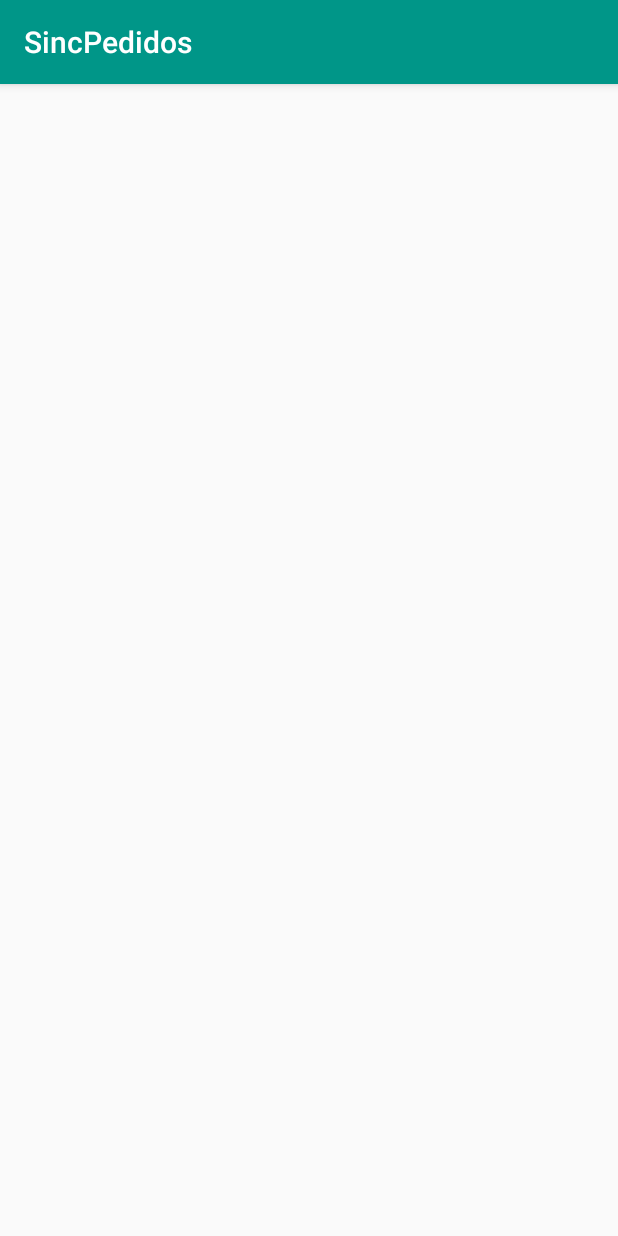
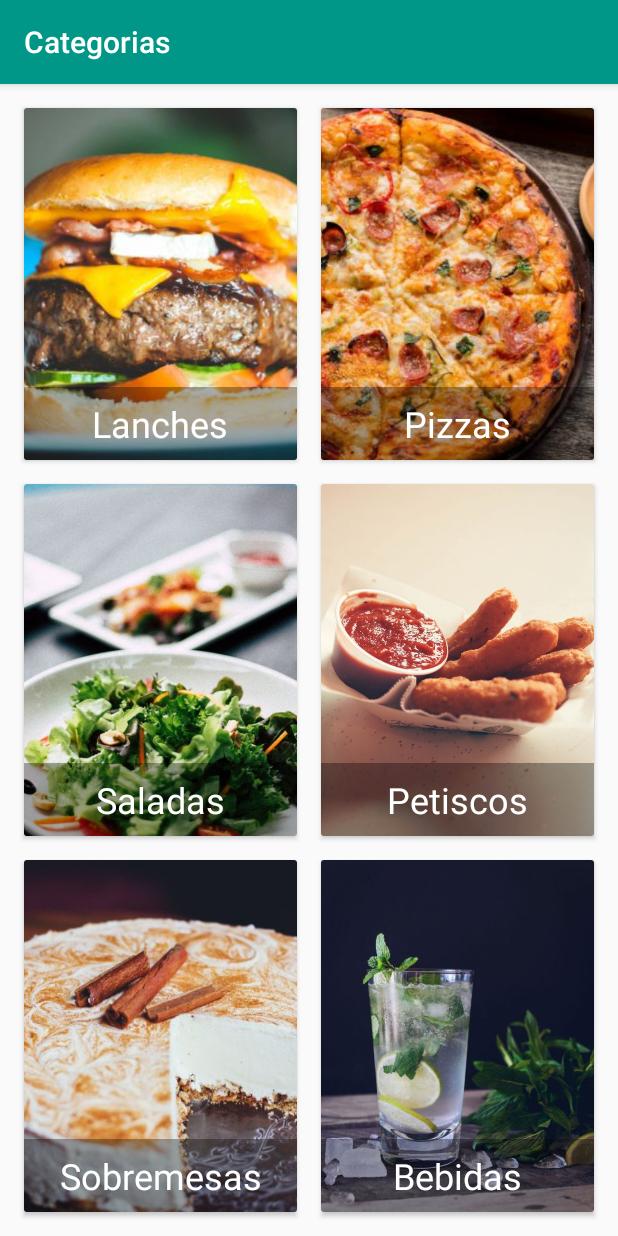
Before and after one commit to FelipeGaleote/AndroidRestaurante, an Android app: the MainActivity screen opened directly, with no data from a screen before it, on a phone screen of 412 x 824 dp. Run offline under Robolectric (Android 15) with nearby library versions, the phone set to English and light mode, and no system bars.

Commit message:
Implementa a parte visual da tela principal, onde as categorias são exibidas

```diff
--- a/app/build.gradle
+++ b/app/build.gradle
@@ -41,6 +41,8 @@ dependencies {
     implementation "com.google.dagger:dagger:$versao_dagger"
     annotationProcessor "com.google.dagger:dagger-compiler:$versao_dagger"
     implementation "com.android.support:design:$versao_appcompat"
+    implementation "com.android.support:cardview-v7:$versao_appcompat"
+    implementation "com.android.support:gridlayout-v7:$versao_appcompat"
     implementation "com.jakewharton:butterknife:$versao_butterknife"
     annotationProcessor "com.jakewharton:butterknife-compiler:$versao_butterknife"
 }
--- /dev/null
+++ b/app/src/main/java/com/perrest/restaurante/sincpedidos/domain/util/Constants.java
@@ -0,0 +1,8 @@
+package com.perrest.restaurante.sincpedidos.domain.util;
+
+public class Constants {
+
+    public enum Category {
+        PIZZA, BURGERS, SALADS, SNACKS, DESSERTS, DRINKS
+    }
+}
--- a/app/src/main/java/com/perrest/restaurante/sincpedidos/presentation/activity/MainActivity.java
+++ b/app/src/main/java/com/perrest/restaurante/sincpedidos/presentation/activity/MainActivity.java
@@ -1,14 +1,31 @@
 package com.perrest.restaurante.sincpedidos.presentation.activity;
 
+import android.os.Bundle;
 import android.support.v7.app.AppCompatActivity;
-import android.os.Bundle;
+
 import com.perrest.restaurante.sincpedidos.R;
+import com.perrest.restaurante.sincpedidos.domain.util.Constants;
+import com.perrest.restaurante.sincpedidos.presentation.fragment.CategoriesFragment;
 
-public class MainActivity extends AppCompatActivity {
+public class MainActivity extends AppCompatActivity implements CategoriesFragment.OnCategorySelectedListener {
 
     @Override
     protected void onCreate(Bundle savedInstanceState) {
         super.onCreate(savedInstanceState);
         setContentView(R.layout.activity_main);
+
+        CategoriesFragment categoriesFragment = new CategoriesFragment();
+
+        android.support.v4.app.FragmentTransaction fragmentTransaction = getSupportFragmentManager().beginTransaction();
+        fragmentTransaction.add(R.id.fragment_placeholder, categoriesFragment);
+        fragmentTransaction.commit();
+
+        if(getSupportActionBar() != null)
+            getSupportActionBar().setTitle(R.string.categories);
+    }
+
+    @Override
+    public void onCategorySelected(Constants.Category category) {
+
     }
 }
--- /dev/null
+++ b/app/src/main/java/com/perrest/restaurante/sincpedidos/presentation/fragment/CategoriesFragment.java
@@ -0,0 +1,31 @@
+package com.perrest.restaurante.sincpedidos.presentation.fragment;
+
+
+import android.os.Bundle;
+import android.support.v4.app.Fragment;
+import android.view.LayoutInflater;
+import android.view.View;
+import android.view.ViewGroup;
+
+import com.perrest.restaurante.sincpedidos.R;
+import com.perrest.restaurante.sincpedidos.domain.util.Constants;
+
+/**
+ * A simple {@link Fragment} subclass.
+ */
+public class CategoriesFragment extends Fragment {
+
+    public interface OnCategorySelectedListener {
+        public void onCategorySelected(Constants.Category category);
+    }
+
+    public CategoriesFragment() {}
+
+    @Override
+    public View onCreateView(LayoutInflater inflater, ViewGroup container,
+                             Bundle savedInstanceState) {
+        View view = inflater.inflate(R.layout.fragment_categories, container, false);
+        return view;
+    }
+
+}
--- a/app/src/main/res/layout/activity_main.xml
+++ b/app/src/main/res/layout/activity_main.xml
@@ -1,9 +1,14 @@
 <?xml version="1.0" encoding="utf-8"?>
 <android.support.constraint.ConstraintLayout xmlns:android="http://schemas.android.com/apk/res/android"
-    xmlns:app="http://schemas.android.com/apk/res-auto"
     xmlns:tools="http://schemas.android.com/tools"
     android:layout_width="match_parent"
     android:layout_height="match_parent"
     tools:context=".presentation.activity.MainActivity">
 
+    <FrameLayout
+        android:id="@+id/fragment_placeholder"
+        android:layout_width="match_parent"
+        android:layout_height="match_parent">
+    </FrameLayout>
+
 </android.support.constraint.ConstraintLayout>
--- /dev/null
+++ b/app/src/main/res/layout/fragment_categories.xml
@@ -0,0 +1,155 @@
+<?xml version="1.0" encoding="utf-8"?>
+<FrameLayout xmlns:android="http://schemas.android.com/apk/res/android"
+    xmlns:tools="http://schemas.android.com/tools"
+    android:layout_width="match_parent"
+    android:layout_height="match_parent"
+    xmlns:app="http://schemas.android.com/apk/res-auto"
+    tools:context=".presentation.fragment.CategoriesFragment">
+    <android.support.v7.widget.GridLayout
+        app:rowCount="3"
+        app:columnCount="2"
+        android:layout_width="match_parent"
+        android:layout_height="match_parent"
+        android:layout_margin="8dp">
+
+        <android.support.v7.widget.CardView
+            android:layout_width="0dp"
+            android:layout_height="0dp"
+            android:layout_margin="8dp"
+            app:layout_columnWeight="1"
+            app:layout_rowWeight="1">
+            <ImageView
+                android:layout_width="match_parent"
+                android:layout_height="match_parent"
+                android:scaleType="centerCrop"
+                android:src="@drawable/img_burgers"/>
+            <TextView
+                android:layout_width="match_parent"
+                android:layout_height="wrap_content"
+                android:padding="8dp"
+                android:layout_gravity="bottom"
+                android:gravity="center_horizontal"
+                android:background="#55000000"
+                android:textSize="24sp"
+                android:textColor="@color/colorTextIcons"
+                android:text="@string/burgers"/>
+        </android.support.v7.widget.CardView>
+
+        <android.support.v7.widget.CardView
+            android:layout_width="0dp"
+            android:layout_height="0dp"
+            android:layout_margin="8dp"
+            app:layout_columnWeight="1"
+            app:layout_rowWeight="1">
+            <ImageView
+                android:layout_width="match_parent"
+                android:layout_height="match_parent"
+                android:scaleType="centerCrop"
+                android:src="@drawable/img_pizza"/>
+            <TextView
+                android:layout_width="match_parent"
+                android:layout_height="wrap_content"
+                android:padding="8dp"
+                android:layout_gravity="bottom"
+                android:gravity="center_horizontal"
+                android:background="#55000000"
+                android:textSize="24sp"
+                android:textColor="@color/colorTextIcons"
+                android:text="@string/pizza"/>
+        </android.support.v7.widget.CardView>
+
+        <android.support.v7.widget.CardView
+            android:layout_width="0dp"
+            android:layout_height="0dp"
+            android:layout_margin="8dp"
+            app:layout_columnWeight="1"
+            app:layout_rowWeight="1">
+            <ImageView
+                android:layout_width="match_parent"
+                android:layout_height="match_parent"
+                android:scaleType="centerCrop"
+                android:src="@drawable/img_salads"/>
+            <TextView
+                android:layout_width="match_parent"
+                android:layout_height="wrap_content"
+                android:padding="8dp"
+                android:layout_gravity="bottom"
+                android:gravity="center_horizontal"
+                android:background="#55000000"
+                android:textSize="24sp"
+                android:textColor="@color/colorTextIcons"
+                android:text="@string/salads"/>
+        </android.support.v7.widget.CardView>
+
+        <android.support.v7.widget.CardView
+            android:layout_width="0dp"
+            android:layout_height="0dp"
+            android:layout_margin="8dp"
+            app:layout_columnWeight="1"
+            app:layout_rowWeight="1">
+            <ImageView
+                android:layout_width="match_parent"
+                android:layout_height="match_parent"
+                android:scaleType="centerCrop"
+                android:src="@drawable/img_snacks"/>
+            <TextView
+                android:layout_width="match_parent"
+                android:layout_height="wrap_content"
+                android:padding="8dp"
+                android:layout_gravity="bottom"
+                android:gravity="center_horizontal"
+                android:background="#55000000"
+                android:textSize="24sp"
+                android:textColor="@color/colorTextIcons"
+                android:text="@string/snacks"/>
+        </android.support.v7.widget.CardView>
+
+        <android.support.v7.widget.CardView
+            android:layout_width="0dp"
+            android:layout_height="0dp"
+            android:layout_margin="8dp"
+            app:layout_columnWeight="1"
+            app:layout_rowWeight="1">
+            <ImageView
+                android:layout_width="match_parent"
+                android:layout_height="match_parent"
+                android:scaleType="centerCrop"
+                android:src="@drawable/img_desserts"/>
+            <TextView
+                android:layout_width="match_parent"
+                android:layout_height="wrap_content"
+                android:padding="8dp"
+                android:layout_gravity="bottom"
+                android:gravity="center_horizontal"
+                android:background="#55000000"
+                android:textSize="24sp"
+                android:textColor="@color/colorTextIcons"
+                android:text="@string/desserts"/>
+        </android.support.v7.widget.CardView>
+
+        <android.support.v7.widget.CardView
+            android:layout_width="0dp"
+            android:layout_height="0dp"
+            android:layout_margin="8dp"
+            app:layout_columnWeight="1"
+            app:layout_rowWeight="1">
+            <ImageView
+                android:layout_width="match_parent"
+                android:layout_height="match_parent"
+                android:scaleType="centerCrop"
+                android:src="@drawable/img_drinks"/>
+            <TextView
+                android:layout_width="match_parent"
+                android:layout_height="wrap_content"
+                android:padding="8dp"
+                android:layout_gravity="bottom"
+                android:gravity="center_horizontal"
+                android:background="#55000000"
+                android:textSize="24sp"
+                android:textColor="@color/colorTextIcons"
+                android:text="@string/drinks"/>
+        </android.support.v7.widget.CardView>
+
+    </android.support.v7.widget.GridLayout>
+
+</FrameLayout>
--- a/app/src/main/res/values/strings.xml
+++ b/app/src/main/res/values/strings.xml
@@ -8,4 +8,11 @@
     <string name="requerid_field">Este campo é obrigatório</string>
     <string name="invalid_email">Formato de email inválido</string>
     <string name="keep_me_loged_in">Mantenha-me conectado</string>
+    <string name="pizza">Pizzas</string>
+    <string name="salads">Saladas</string>
+    <string name="burgers">Lanches</string>
+    <string name="snacks">Petiscos</string>
+    <string name="desserts">Sobremesas</string>
+    <string name="drinks">Bebidas</string>
+    <string name="categories">Categorias</string>
 </resources>
```
Also changed, not shown: app/src/main/res/drawable/img_burgers.jpg (added), app/src/main/res/drawable/img_desserts.jpg (added), app/src/main/res/drawable/img_drinks.jpg (added), app/src/main/res/drawable/img_pizza.jpg (added), app/src/main/res/drawable/img_salads.jpg (added), app/src/main/res/drawable/img_snacks.jpg (added).
